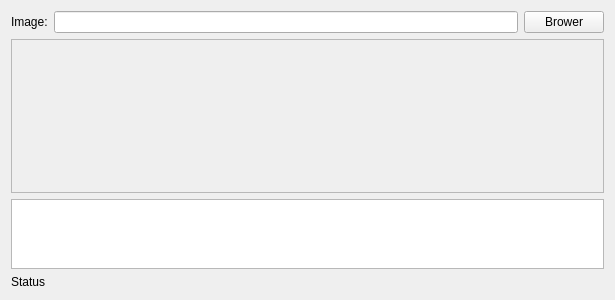
The window that App/FrmRecognizerImage.ui (KangLin/FaceRecognizer) describes before a commit, drawn with Qt 5.
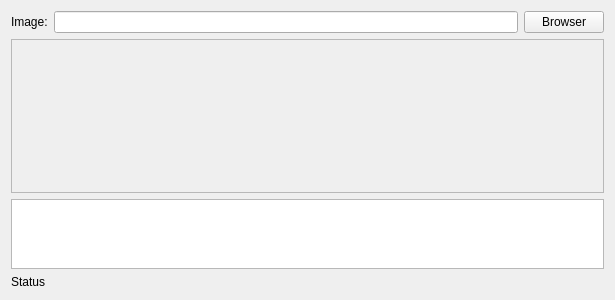
The same window after the commit. Custom widgets are drawn as their Qt base class.

Patch:
```diff
--- a/App/FrmRecognizerImage.ui
+++ b/App/FrmRecognizerImage.ui
@@ -48,7 +48,7 @@
         </sizepolicy>
        </property>
        <property name="text">
-        <string>Brower</string>
+        <string>Browser</string>
        </property>
       </widget>
      </item>
```
